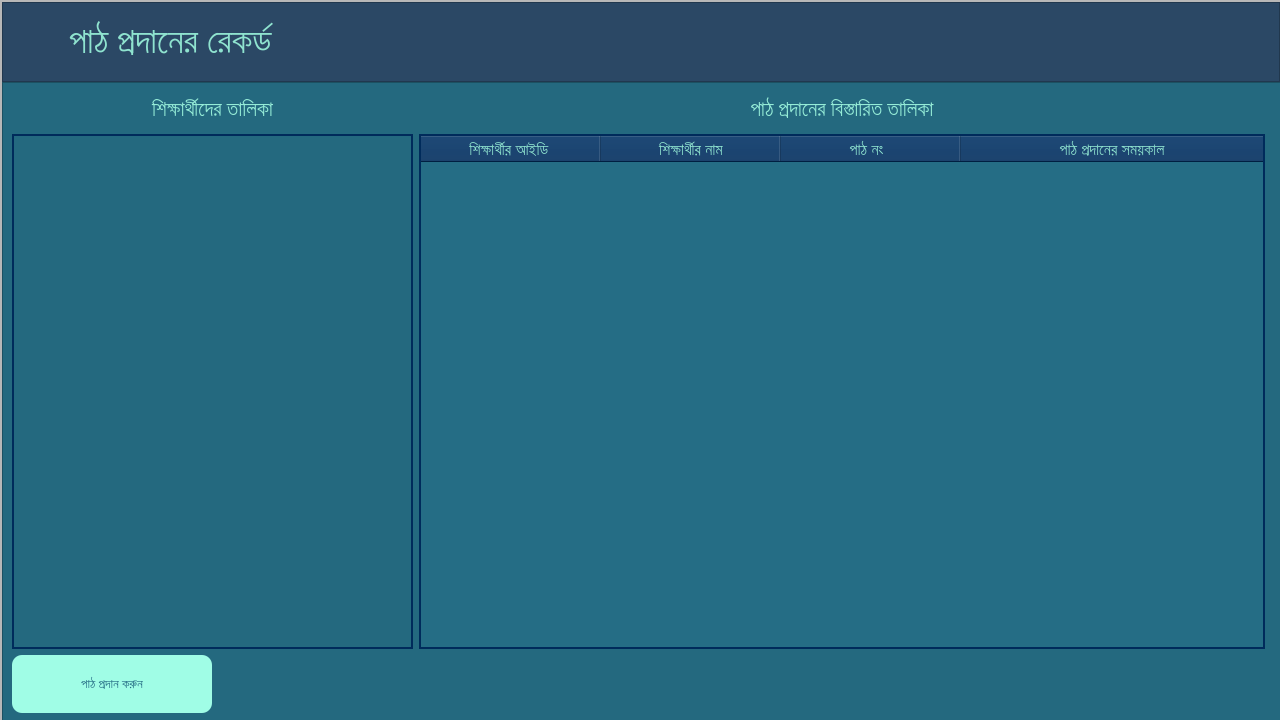
The window that EmPower/Teacher/Frontend/PyQt_UI/HomePage.ui (ahmedfahad04/SPL-2) describes before a commit, drawn with Qt 5.
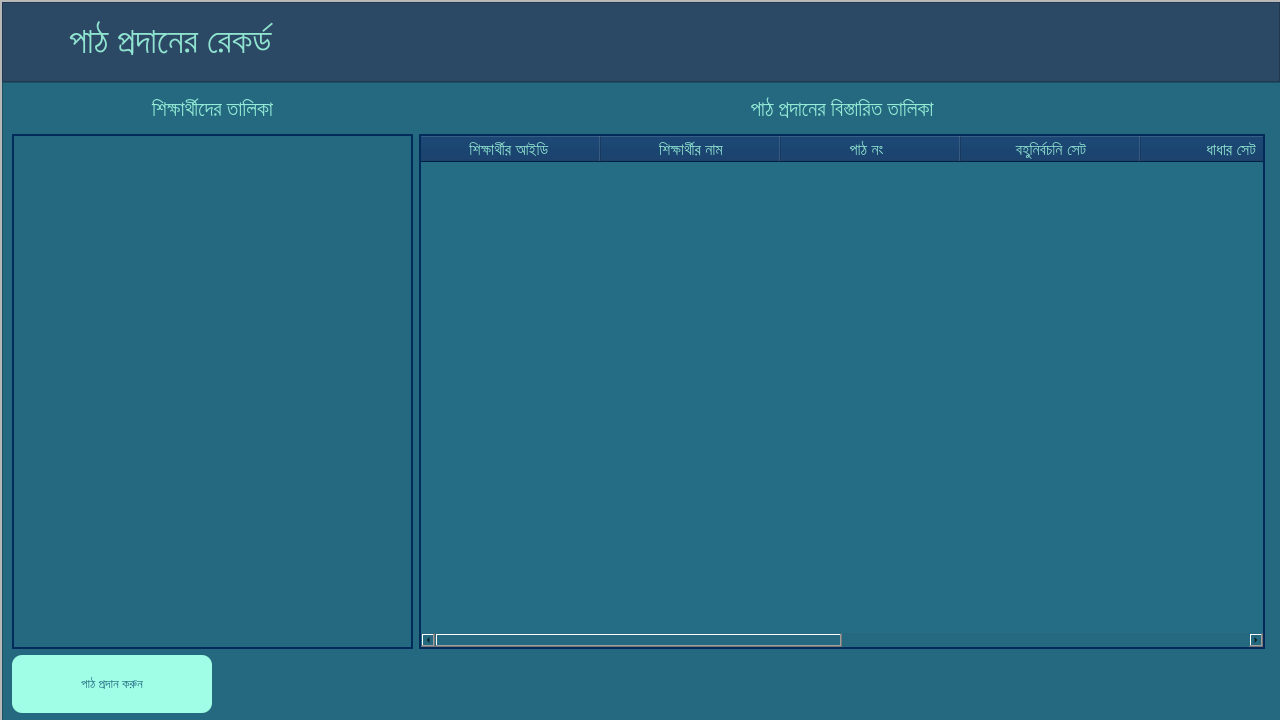
The same window after the commit. The open tabs and pages were chosen to show the change. Icons and pictures are not drawn.

The edit to the form file:
```diff
--- a/EmPower/Teacher/Frontend/PyQt_UI/HomePage.ui
+++ b/EmPower/Teacher/Frontend/PyQt_UI/HomePage.ui
@@ -5600,6 +5600,58 @@
                      <set>AlignCenter</set>
                     </property>
                    </column>
+                   <column>
+                    <property name="text">
+                     <string>বহুনির্বচনি সেট</string>
+                    </property>
+                    <property name="font">
+                     <font>
+                      <pointsize>12</pointsize>
+                     </font>
+                    </property>
+                    <property name="textAlignment">
+                     <set>AlignCenter</set>
+                    </property>
+                   </column>
+                   <column>
+                    <property name="text">
+                     <string>ধাধার সেট</string>
+                    </property>
+                    <property name="font">
+                     <font>
+                      <pointsize>12</pointsize>
+                     </font>
+                    </property>
+                    <property name="textAlignment">
+                     <set>AlignCenter</set>
+                    </property>
+                   </column>
+                   <column>
+                    <property name="text">
+                     <string>ধারার সেট </string>
+                    </property>
+                    <property name="font">
+                     <font>
+                      <pointsize>12</pointsize>
+                     </font>
+                    </property>
+                    <property name="textAlignment">
+                     <set>AlignCenter</set>
+                    </property>
+                   </column>
+                   <column>
+                    <property name="text">
+                     <string>শব্দ মিলানো'র সেট</string>
+                    </property>
+                    <property name="font">
+                     <font>
+                      <pointsize>12</pointsize>
+                     </font>
+                    </property>
+                    <property name="textAlignment">
+                     <set>AlignCenter</set>
+                    </property>
+                   </column>
                    <column>
                     <property name="text">
                      <string>পাঠ প্রদানের সময়কাল</string>
```
Left out of the diff: 4 changed lines with no effect on the pictures.
